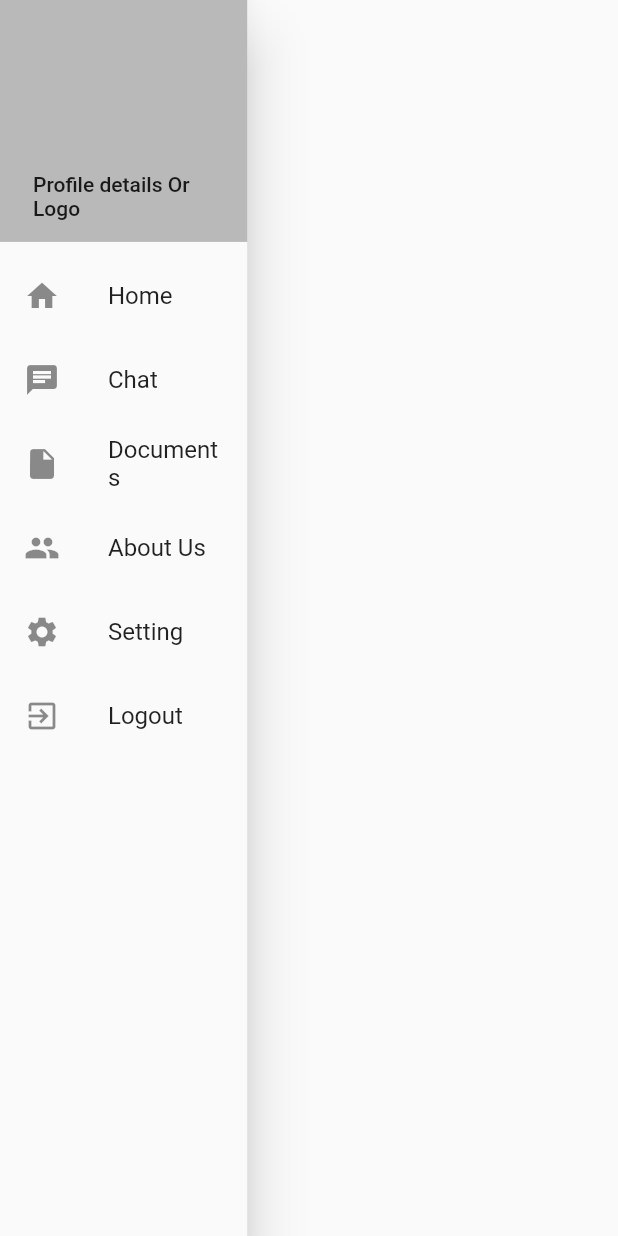
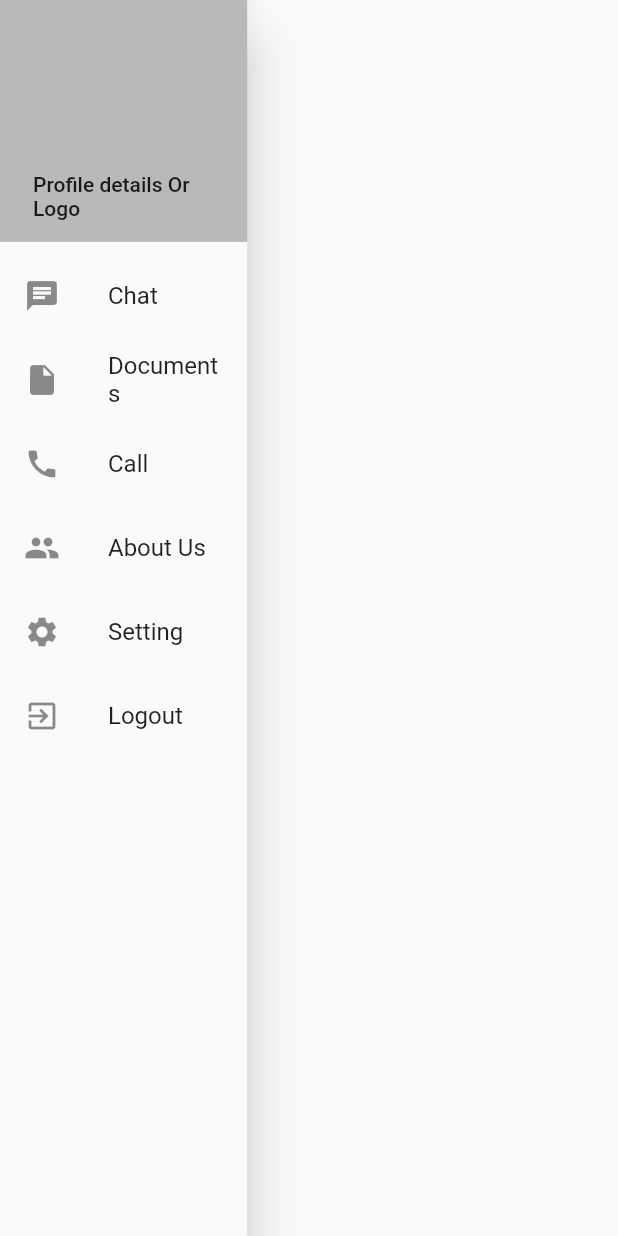
Before and after one commit to adithya-design/dconn, a Flutter app: the MyDrawer widget shown alone on an empty page, opened directly, on a phone screen of 412 x 824 dp. Run offline on Flutter 3.47's test engine with Material 2 defaults, Android fonts, the phone set to English and light mode, and no system bars; our stand-ins replace cloud_firestore, firebase_auth; accounts and stored records are empty.

Commit message:
This is the commit

```diff
--- a/lib/mainhome.dart
+++ b/lib/mainhome.dart
@@ -1,7 +1,10 @@
+import 'package:dconn/screens/chats.dart';
 import 'package:flutter/material.dart';
 import 'package:dconn/screens/chat_screen.dart';
 import 'package:dconn/screens/document_screen.dart';
 import 'package:dconn/screens/home_screen.dart';
+import 'package:dconn/screens/calls.dart';
+import 'package:dconn/screens/chats.dart';
 
 class Mainhome extends StatefulWidget {
   static const id = 'mainhome';
@@ -13,9 +16,9 @@ class _MainhomeState extends State<Mainhome> {
   int index = 0;
 
   List<Widget> list = [
-    Home(),
-    ChatScreen(),
-    Documents()
+    Chats(),
+    Documents(),
+    Calls(),
     //About us()
     //profile()
   ];
@@ -68,18 +71,18 @@ class MyDrawer extends StatelessWidget {
               ),
             ),
             ListTile(
-              leading: Icon(Icons.home),
-              title: Text('Home'),
-              onTap: () => onTap(context, 0),
-            ),
-            ListTile(
               leading: Icon(Icons.chat),
               title: Text('Chat'),
-              onTap: () => onTap(context, 1),
+              onTap: () => onTap(context, 0),
             ),
             ListTile(
               leading: Icon(Icons.insert_drive_file),
               title: Text('Documents'),
+              onTap: () => onTap(context, 1),
+            ),
+            ListTile(
+              leading: Icon(Icons.call),
+              title: Text('Call'),
               onTap: () => onTap(context, 2),
             ),
             ListTile(
```
Also changed, not shown: lib/screens/calls.dart (added, +21 -0 lines), lib/screens/chats.dart (added, +19 -0 lines).
